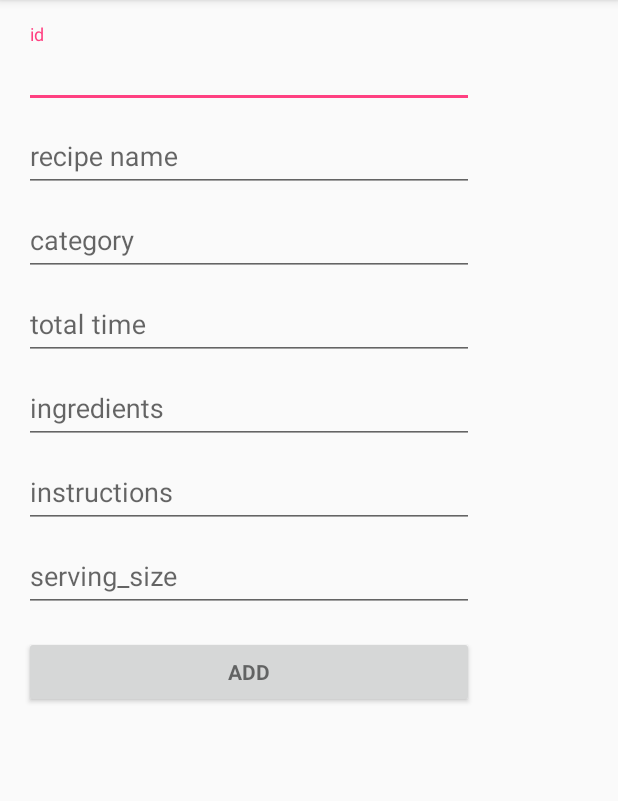
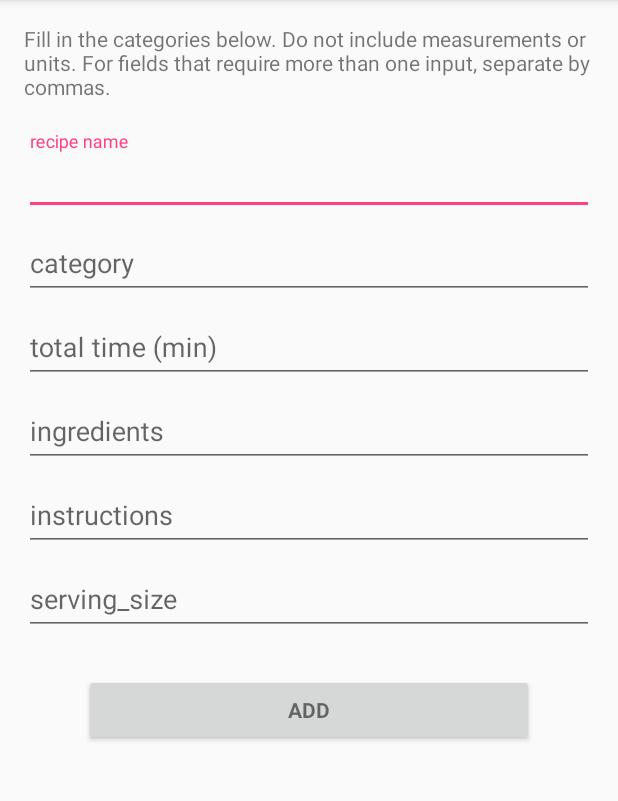
Before and after one commit to floydml1/CS4800-Pantry-Party, an Android app: the TestAddActivity screen opened directly, with no data from a screen before it, after a tap on "ADD", on a phone screen of 412 x 824 dp, the part 84-885 px from its top. Run offline under Robolectric (Android 15) with nearby library versions, the phone set to English and light mode, and no system bars; 8 statements that could not run were skipped.

Commit message:
Evangeline's work

```diff
--- a/app/src/main/java/com/bignerdranch/android/pantryparty/TestAddActivity.java
+++ b/app/src/main/java/com/bignerdranch/android/pantryparty/TestAddActivity.java
@@ -14,11 +14,12 @@ import android.widget.EditText;
 import android.widget.TextView;
 import android.widget.Toast;
 
+import java.util.Random;
+
 public class TestAddActivity extends AppCompatActivity {
 
 
     // UI references.
-    private EditText mIdView;
     private EditText mRecipeNameView;
     private EditText mCategoryView;
     private EditText mTotalTimeView;
@@ -33,7 +34,6 @@ public class TestAddActivity extends AppCompatActivity {
         setContentView(R.layout.activity_test_add);
 
         // Set up the test form.
-        mIdView = (EditText) findViewById(R.id.id);
         mRecipeNameView = (EditText) findViewById(R.id.recipe_name);
         mCategoryView = (EditText) findViewById(R.id.category);
         mTotalTimeView = (EditText) findViewById(R.id.total_time);
@@ -55,9 +55,15 @@ public class TestAddActivity extends AppCompatActivity {
     public void add(View view) {
 
         RecipeDBHandler dbHandler = new RecipeDBHandler(this, null, null, 1);
+        int messageResId = 0;
+
+        Random rand = new Random();
+
+        // Generate random integers in range 0 to 999,999
+        int mId = rand.nextInt(999999);
 
         Recipe recipe =
-                new Recipe(Integer.parseInt(mIdView.getText().toString()),
+                new Recipe(mId,
                         mRecipeNameView.getText().toString(),
                         mCategoryView.getText().toString(),
                         Integer.parseInt(mTotalTimeView.getText().toString()),
@@ -66,6 +72,11 @@ public class TestAddActivity extends AppCompatActivity {
                         Integer.parseInt(mServingSizeView.getText().toString()));
 
         dbHandler.addRecipe(recipe);
+        messageResId = R.string.correct_add;
+        Toast toastTrue = Toast.makeText(this, messageResId,
+                Toast.LENGTH_SHORT);
+        toastTrue.setGravity(Gravity.TOP, 0, 0);
+        toastTrue.show();
     }
 
 }
--- a/app/src/main/res/layout/activity_test.xml
+++ b/app/src/main/res/layout/activity_test.xml
@@ -12,15 +12,6 @@
     android:paddingBottom="@dimen/activity_vertical_margin"
     tools:context=".TestActivity">
 
-    <!-- Login progress -->
-    <ProgressBar
-        android:id="@+id/test_progress"
-        style="?android:attr/progressBarStyleLarge"
-        android:layout_width="wrap_content"
-        android:layout_height="wrap_content"
-        android:layout_marginBottom="8dp"
-        android:visibility="gone" />
-
     <ScrollView
         android:id="@+id/login_form"
         android:layout_width="match_parent"
@@ -28,7 +19,7 @@
 
         <LinearLayout
             android:id="@+id/email_login_form"
-            android:layout_width="match_parent"
+            android:layout_width="330dp"
             android:layout_height="wrap_content"
             android:orientation="vertical">
 
@@ -82,7 +73,7 @@
                     android:layout_height="wrap_content"
                     android:text="@string/action_test_search"
                     android:layout_marginTop="16dp"
-                    android:textStyle="bold"/>
+                    android:textStyle="bold" />
                 <Button
                     android:id="@+id/test_remove_button"
                     style="?android:textAppearanceSmall"
--- a/app/src/main/res/layout/activity_test_add.xml
+++ b/app/src/main/res/layout/activity_test_add.xml
@@ -32,21 +32,12 @@
             android:layout_height="wrap_content"
             android:orientation="vertical">
 
-            <android.support.design.widget.TextInputLayout
-                android:layout_width="match_parent"
-                android:layout_height="wrap_content">
-
-                <EditText
-                    android:id="@+id/id"
-                    android:layout_width="match_parent"
-                    android:layout_height="wrap_content"
-                    android:baselineAligned="false"
-                    android:hint="@string/prompt_test_id"
-                    android:inputType="textFilter"
-                    android:maxLines="1"
-                    android:singleLine="true" />
-
-            </android.support.design.widget.TextInputLayout>
+            <TextView
+                android:layout_width="wrap_content"
+                android:layout_height="wrap_content"
+                android:layout_gravity="center"
+                android:text="@string/add_instructions"
+                android:paddingBottom="20dp"/>
 
             <android.support.design.widget.TextInputLayout
                 android:layout_width="match_parent"
@@ -115,10 +106,10 @@
                 <EditText
                     android:id="@+id/instructions"
                     android:layout_width="match_parent"
-                    android:layout_height="wrap_content"
+                    android:layout_height="match_parent"
                     android:hint="@string/prompt_test_instructions"
                     android:inputType="textFilter"
-                    android:maxLines="1"
+                    android:maxLines="500"
                     android:singleLine="true" />
 
             </android.support.design.widget.TextInputLayout>
@@ -142,7 +133,8 @@
                 android:layout_width="wrap_content"
                 android:layout_height="wrap_content"
                 android:orientation="horizontal"
-                android:layout_gravity="center" >
+                android:layout_gravity="center"
+                android:paddingTop="010dp">
                 <Button
                     android:id="@+id/test2_add_button"
                     style="?android:textAppearanceSmall"
@@ -150,7 +142,8 @@
                     android:layout_height="wrap_content"
                     android:text="@string/action_test_add"
                     android:layout_marginTop="16dp"
-                    android:textStyle="bold"/>
+                    android:textStyle="bold"
+                    />
             </LinearLayout>
 
         </LinearLayout>
--- a/app/src/main/res/values/strings.xml
+++ b/app/src/main/res/values/strings.xml
@@ -1,31 +1,35 @@
 <resources>
     <string name="app_name">Pantry Party</string>
 
-    <!-- Strings related to login -->
+    <!-- Prompt Strings for Text Boxes -->
     <string name="prompt_email">Email</string>
     <string name="prompt_password">Password</string>
     <string name="prompt_test_input">Test Input</string> //test
     <string name="prompt_test_column">Test Column</string> //test
-
-    <string name="prompt_test_id">id</string> //test
     <string name="prompt_test_recipe_name">recipe name</string> //test
     <string name="prompt_test_category">category</string> //test
-    <string name="prompt_test_total_time">total time</string> //test
+    <string name="prompt_test_total_time">total time (min)</string> //test
     <string name="prompt_test_ingredients">ingredients</string> //test
     <string name="prompt_test_instructions">instructions</string> //test
     <string name="prompt_test_serving_size">serving_size</string> //test
 
+    <!-- Buttons -->
     <string name="action_sign_in">Sign in or register</string>
     <string name="action_register">Register</string>
     <string name="action_sign_in_short">Sign in</string>
     <string name="action_test_add">Add</string> //test
     <string name="action_test_search">Search</string> //test
     <string name="action_test_remove">Remove</string> //test
+
+    <!-- Toasts -->
     <string name="wrong_format_toast">Must be an "id" to remove</string> //test
     <string name="correct_delete">Deleted Successfully</string> //test
+    <string name="correct_add">Added Successfully</string>
     <string name="correct_toast">Match Found</string>
     <string name="incorrect_toast">No Match Found</string>
     <string name="wrong_pass_toast">Incorrect Password</string>
+
+    <!-- are these used? -->
     <string name="error_invalid_email">This email address is invalid</string>
     <string name="error_invalid_password">This password is too short</string>
     <string name="error_incorrect_password">This password is incorrect</string>
@@ -33,6 +37,8 @@
     <string name="permission_rationale">"Contacts permissions are needed for providing email
         completions."
     </string>
+
+
     <string name="title_activity_taco_recipe">TacoRecipe</string>
     <string name="large_text">
         "Material is the metaphor.\n\n"
@@ -123,6 +129,10 @@
         "For example, position the FAB to one side of stream of a cards so the FAB won’t interfere "
         "when a user tries to pick up one of cards.\n\n"
     </string>
+    <string name="add_instructions">Fill in the categories below. Do not include measurements or units. For fields that require more than one input, separate by commas.</string>
+    <string name="search_by_pantry_title">Enter Pantry Items!</string>
+    <string name="search_by_pantry_instructions">Separate entries by commas.</string>
+
     <string name="action_settings">Settings</string>
     <string name="title_activity_main">MainActivity</string>
     <string name="navigation_drawer_open">Open navigation drawer</string>
```
Also changed, not shown: 167 other files.
